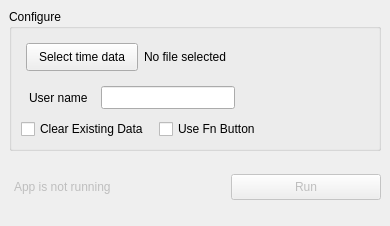
Old version of the form app/gui/main_window.ui in the repository Dylan-Dotti/GHD-Auto-Time-Entry.
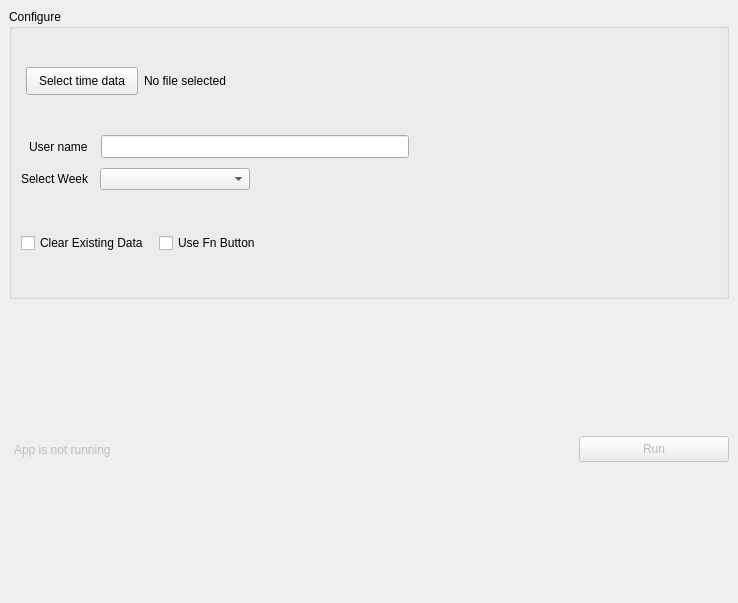
New version of the form.

Commit message: added ui dropdown element for date

Diff of the .ui file:
```diff
--- a/app/gui/main_window.ui
+++ b/app/gui/main_window.ui
@@ -6,8 +6,8 @@
    <rect>
     <x>0</x>
     <y>0</y>
-    <width>390</width>
-    <height>226</height>
+    <width>738</width>
+    <height>603</height>
    </rect>
   </property>
   <property name="sizePolicy">
@@ -132,6 +132,46 @@
            </item>
           </layout>
          </item>
+         <item>
+          <layout class="QHBoxLayout" name="horizontalLayout_7">
+           <item>
+            <widget class="QLabel" name="label_2">
+             <property name="text">
+              <string>Select Week</string>
+             </property>
+             <property name="margin">
+              <number>10</number>
+             </property>
+             <property name="indent">
+              <number>-1</number>
+             </property>
+            </widget>
+           </item>
+           <item>
+            <widget class="QComboBox" name="comboBox">
+             <property name="minimumSize">
+              <size>
+               <width>150</width>
+               <height>0</height>
+              </size>
+             </property>
+            </widget>
+           </item>
+           <item>
+            <spacer name="horizontalSpacer_3">
+             <property name="orientation">
+              <enum>Qt::Horizontal</enum>
+             </property>
+             <property name="sizeHint" stdset="0">
+              <size>
+               <width>40</width>
+               <height>20</height>
+              </size>
+             </property>
+            </spacer>
+           </item>
+          </layout>
+         </item>
          <item>
           <layout class="QHBoxLayout" name="horizontalLayout_2">
            <item alignment="Qt::AlignVCenter">
```
Left out of the diff: 4 changed lines with no effect on the pictures. The commit also changes 1 other file.
